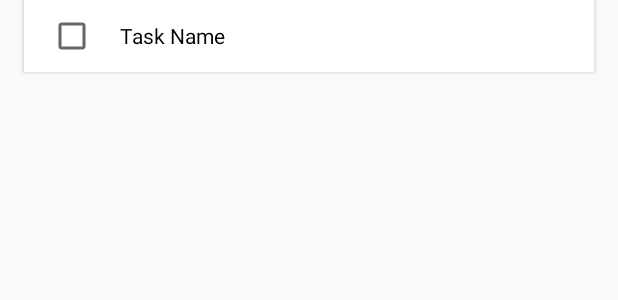
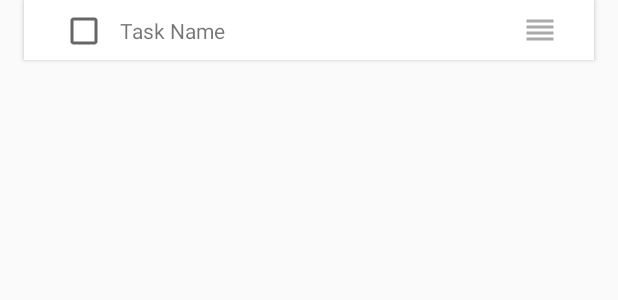
Before and after one commit to David-Jackson/GettingThingsDone, an Android app: the layout view_holder_task.xml on its own in the app's theme, with its tools: preview values and no code run, on a phone screen of 412 x 824 dp. Shown: the top 300 px of the screen. Run offline under Robolectric (Android 15) with nearby library versions, the phone set to English and light mode, and no system bars.

Commit message:
Added reorder view and independent task name TextView

```diff
--- a/app/src/main/java/fyi/jackson/drew/gettingthingsdone/recycler/TaskAdapter.java
+++ b/app/src/main/java/fyi/jackson/drew/gettingthingsdone/recycler/TaskAdapter.java
@@ -119,7 +119,7 @@ public class TaskAdapter extends RecyclerView.Adapter<RecyclerView.ViewHolder>
 
     private void onBindTaskViewHolder(final TaskViewHolder holder, int position) {
         Task task = (Task) sortedTaskList.get(position);
-        holder.cbTask.setText(task.getName());
+        holder.tvTaskName.setText(task.getName());
         holder.cbTask.setChecked(task.getDone());
         int paintFlags = holder.cbTask.getPaintFlags();
         if (task.getDone()) {
@@ -127,10 +127,10 @@ public class TaskAdapter extends RecyclerView.Adapter<RecyclerView.ViewHolder>
         } else {
             paintFlags &= (~ Paint.STRIKE_THRU_TEXT_FLAG);
         }
-        holder.cbTask.setPaintFlags(paintFlags);
+        holder.tvTaskName.setPaintFlags(paintFlags);
 
         // Start a drag whenever the handle view it touched
-        holder.itemView.setOnTouchListener(new View.OnTouchListener() {
+        holder.ivReorder.setOnTouchListener(new View.OnTouchListener() {
             @Override
             public boolean onTouch(View v, MotionEvent event) {
                 if (MotionEventCompat.getActionMasked(event) == MotionEvent.ACTION_DOWN) {
--- a/app/src/main/java/fyi/jackson/drew/gettingthingsdone/recycler/holders/TaskViewHolder.java
+++ b/app/src/main/java/fyi/jackson/drew/gettingthingsdone/recycler/holders/TaskViewHolder.java
@@ -4,6 +4,8 @@ import android.graphics.Color;
 import android.support.v7.widget.RecyclerView;
 import android.view.View;
 import android.widget.CheckBox;
+import android.widget.ImageView;
+import android.widget.TextView;
 
 import fyi.jackson.drew.gettingthingsdone.R;
 import fyi.jackson.drew.gettingthingsdone.recycler.helpers.ItemTouchHelperViewHolder;
@@ -12,11 +14,15 @@ public class TaskViewHolder extends RecyclerView.ViewHolder implements ItemTouch
 
     public View itemView;
     public CheckBox cbTask;
+    public TextView tvTaskName;
+    public ImageView ivReorder;
 
     public TaskViewHolder(View v) {
         super(v);
         itemView = v;
         cbTask = v.findViewById(R.id.cb_task_status);
+        tvTaskName = v.findViewById(R.id.tv_task_name);
+        ivReorder = v.findViewById(R.id.iv_reorder);
     }
 
     @Override
--- /dev/null
+++ b/app/src/main/res/drawable/ic_reorder_black_24dp.xml
@@ -0,0 +1,9 @@
+<vector xmlns:android="http://schemas.android.com/apk/res/android"
+        android:width="24dp"
+        android:height="24dp"
+        android:viewportWidth="24.0"
+        android:viewportHeight="24.0">
+    <path
+        android:fillColor="#FF000000"
+        android:pathData="M3,15h18v-2L3,13v2zM3,19h18v-2L3,17v2zM3,11h18L21,9L3,9v2zM3,5v2h18L21,5L3,5z"/>
+</vector>
--- a/app/src/main/res/layout/view_holder_task.xml
+++ b/app/src/main/res/layout/view_holder_task.xml
@@ -10,18 +10,44 @@
     android:layout_marginEnd="@dimen/card_margin_horz"
     android:layout_marginStart="@dimen/card_margin_horz"
     app:cardCornerRadius="0dp" >
+        <android.support.constraint.ConstraintLayout
+            android:layout_width="match_parent"
+            android:layout_height="wrap_content"
+            android:layout_marginTop="@dimen/card_list_item_padding_vert"
+            android:layout_marginBottom="@dimen/card_list_item_padding_vert">
 
-        <CheckBox
-            android:id="@+id/cb_task_status"
-            android:layout_width="wrap_content"
-            android:layout_height="wrap_content"
-            android:gravity="center_vertical"
-            android:layout_marginBottom="@dimen/card_list_item_padding_vert"
-            android:layout_marginEnd="@dimen/card_list_item_padding_horz"
-            android:layout_marginStart="@dimen/card_list_item_padding_horz"
-            android:layout_marginTop="@dimen/card_list_item_padding_vert"
-            android:paddingRight="@dimen/card_list_item_padding_horz"
-            android:paddingLeft="@dimen/card_list_item_padding_horz"
-            tools:text="Task Name" />
+            <CheckBox
+                android:id="@+id/cb_task_status"
+                android:layout_width="wrap_content"
+                android:layout_height="wrap_content"
+                android:layout_marginLeft="@dimen/card_padding_horz"
+                android:layout_marginStart="@dimen/card_padding_horz"
+                app:layout_constraintBottom_toTopOf="@id/tv_task_name"
+                app:layout_constraintTop_toBottomOf="@id/tv_task_name"
+                app:layout_constraintStart_toStartOf="parent" />
+
+            <TextView
+                android:id="@+id/tv_task_name"
+                android:layout_width="wrap_content"
+                android:layout_height="wrap_content"
+                android:layout_marginLeft="8dp"
+                android:layout_marginStart="8dp"
+                app:layout_constraintStart_toEndOf="@+id/cb_task_status"
+                app:layout_constraintBottom_toTopOf="parent"
+                app:layout_constraintTop_toBottomOf="parent"
+                tools:text="Task Name" />
+
+            <ImageView
+                android:id="@+id/iv_reorder"
+                android:layout_width="wrap_content"
+                android:layout_height="wrap_content"
+                android:layout_marginEnd="@dimen/card_padding_horz"
+                android:layout_marginRight="@dimen/card_padding_horz"
+                android:tint="@android:color/darker_gray"
+                app:layout_constraintEnd_toEndOf="parent"
+                app:layout_constraintBottom_toTopOf="@id/tv_task_name"
+                app:layout_constraintTop_toBottomOf="@id/tv_task_name"
+                app:srcCompat="@drawable/ic_reorder_black_24dp" />
+        </android.support.constraint.ConstraintLayout>
 
 </android.support.v7.widget.CardView>
```
